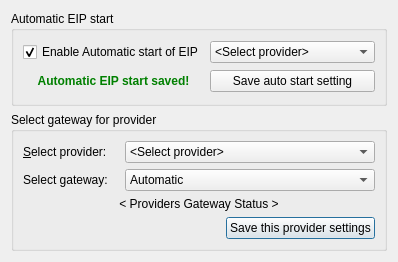
Old version of the form src/leap/bitmask/gui/ui/eippreferences.ui in the repository leapcode/bitmask_client.
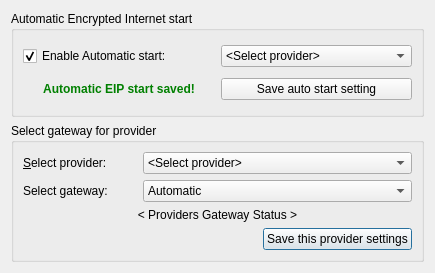
New version of the form. Icons and pictures are not drawn.

Commit message: Rename EIP to Encrypted Internet in its preference panel

Patch:
```diff
--- a/src/leap/bitmask/gui/ui/eippreferences.ui
+++ b/src/leap/bitmask/gui/ui/eippreferences.ui
@@ -6,8 +6,8 @@
    <rect>
     <x>0</x>
     <y>0</y>
-    <width>398</width>
-    <height>262</height>
+    <width>435</width>
+    <height>273</height>
    </rect>
   </property>
   <property name="windowTitle">
@@ -88,7 +88,7 @@
    <item row="0" column="0">
     <widget class="QGroupBox" name="gbAutomaticEIP">
      <property name="title">
-      <string>Automatic EIP start</string>
+      <string>Automatic Encrypted Internet start</string>
      </property>
      <layout class="QGridLayout" name="gridLayout_3">
       <item row="3" column="0">
@@ -126,7 +126,7 @@
          <enum>Qt::LeftToRight</enum>
         </property>
         <property name="text">
-         <string>Enable Automatic start of EIP</string>
+         <string>Enable Automatic start:</string>
         </property>
         <property name="checked">
          <bool>true</bool>
```
Left out of the diff: 2 changed lines with no effect on the pictures. The commit also changes 1 other file.
